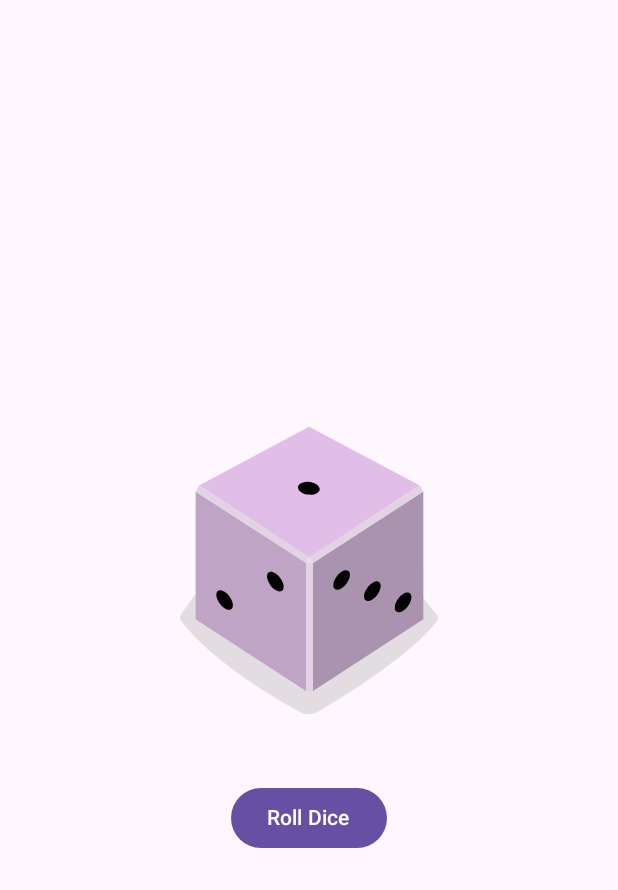
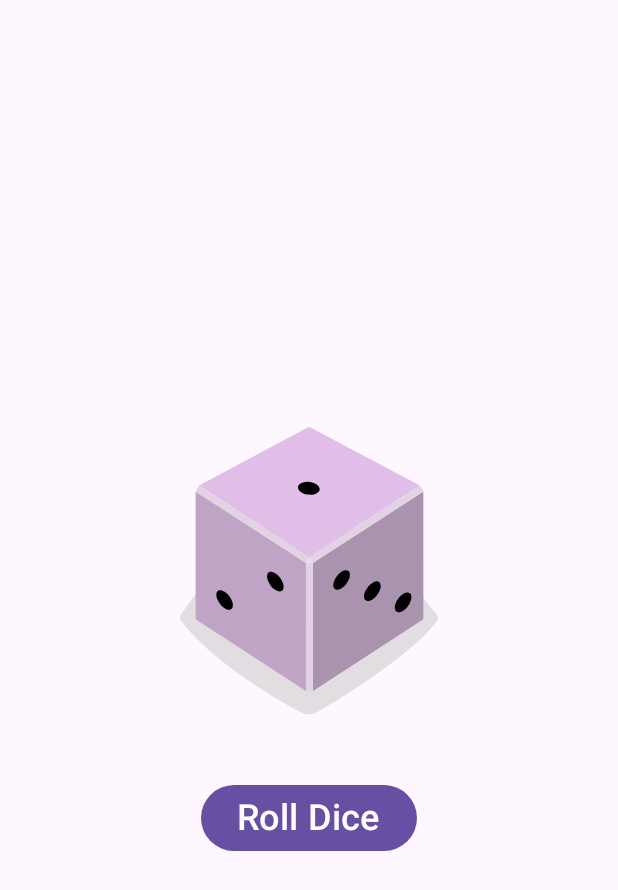
Before and after one commit to tushar-nb/android_app, an Android app built with Jetpack Compose: the screen it shows after launch (MainActivity), on a phone screen of 412 x 824 dp. Shown: the top 890 px of the screen. Run offline under Robolectric (Android 15) with nearby library versions, the phone set to English and light mode, and no system bars; missing, so only their content is drawn: DiceRollTheme.

Commit message:
29-updated

```diff
--- a/DiceRoll/app/src/main/java/com/example/diceroll/MainActivity.kt
+++ b/DiceRoll/app/src/main/java/com/example/diceroll/MainActivity.kt
@@ -25,6 +25,7 @@ import androidx.compose.ui.res.painterResource
 import androidx.compose.ui.res.stringResource
 import androidx.compose.ui.tooling.preview.Preview
 import androidx.compose.ui.unit.dp
+import androidx.compose.ui.unit.sp
 import com.example.diceroll.ui.theme.DiceRollTheme
 
 class MainActivity : ComponentActivity() {
@@ -34,6 +35,7 @@ class MainActivity : ComponentActivity() {
             DiceRollTheme {
                 // A surface container using the 'background' color from the theme
                 Surface(
+
                     modifier = Modifier.fillMaxSize(),
                     color = MaterialTheme.colorScheme.background
                 ) {
@@ -46,7 +48,7 @@ class MainActivity : ComponentActivity() {
 
 @Preview(
     showBackground = true,
-    showSystemUi = true,
+//    showSystemUi = true,
     name = "DiceRollApp")
 @Composable
 fun DiceRollerApp() {
@@ -78,7 +80,7 @@ fun DiceRollWithImage(modifier: Modifier= Modifier
         Image(painter = painterResource(id = img), contentDescription = result.toString())
         Spacer(modifier = Modifier.height(16.dp))
         Button(onClick = { result = (1..6).random() }) {//gets a random number between 1 to 6 inclusive
-            Text(stringResource(id = R.string.roll))
+            Text(stringResource(id = R.string.roll), fontSize = 24.sp)
 
         }
     }
```
Also changed, not shown: 1 other file.
